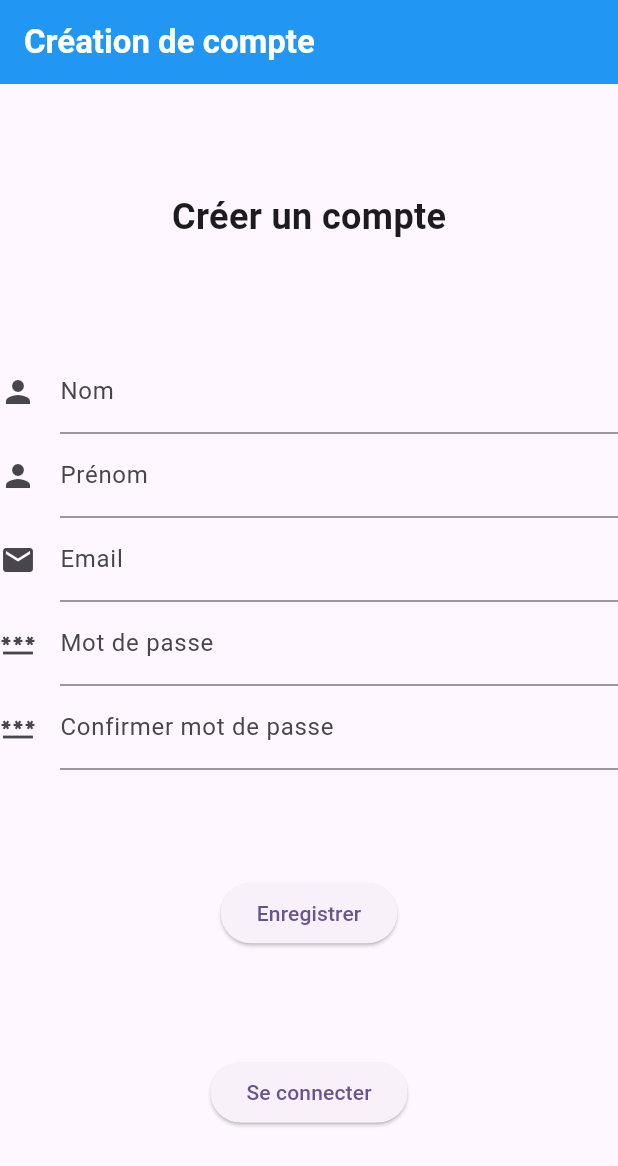
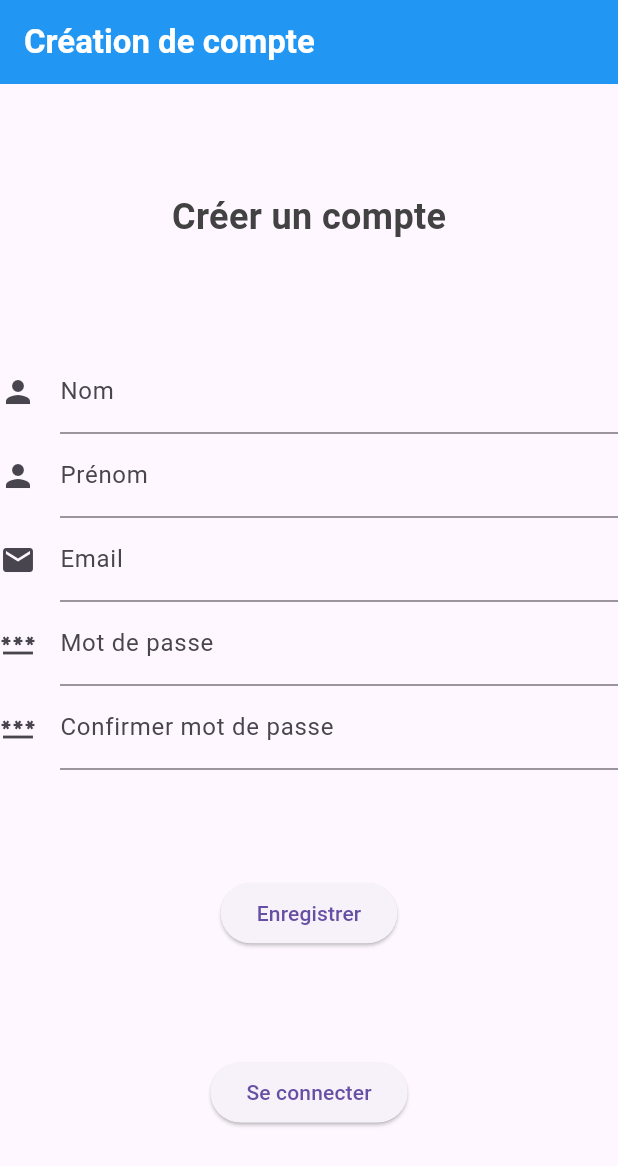
Before and after one commit to peace042005/Tickify, a Flutter app: the screen it shows after launch, on a phone screen of 412 x 824 dp. Shown: the top 1166 px of the screen. Run offline on Flutter 3.47's test engine with Material 3 defaults, Android fonts, the phone set to English and light mode, and no system bars; our stand-ins replace dio, fluttertoast, shared_preferences.

Commit message:
Add: Ajout de la page de connexion et essais de mise en place d'un theme. NOTE: Utiliser ngrok pour la baseUrl

```diff
--- a/lib/data/dio_instande.dart
+++ b/lib/data/dio_instande.dart
@@ -2,11 +2,7 @@ import 'package:dio/dio.dart';
 
 Dio configureDio() {
   final options = BaseOptions(
-    // baseUrl: 'http://192.168.18.196:3030/',
-    baseUrl: 'http://192.168.64.196:8000/api/v1/',
-    // baseUrl: 'http://127.0.0.1:8000/api/v1/',
-    // baseUrl: 'http://10.0.0.2:8000/api/v1/',
-    // baseUrl: 'http://localhost:8000/api/v1/',
+    baseUrl: 'https://939e-197-234-219-36.ngrok-free.app/api/v1/',
     connectTimeout: const Duration(seconds: 30),
     receiveTimeout: const Duration(seconds: 30),
     headers: {
--- a/lib/main.dart
+++ b/lib/main.dart
@@ -1,5 +1,6 @@
 import 'package:flutter/material.dart';
 import 'package:shared_preferences/shared_preferences.dart';
+import 'package:groupe03_application/themes/themes.dart';
 import 'package:groupe03_application/register.dart';
 
 void main() async {
@@ -17,11 +18,10 @@ class MyApp extends StatelessWidget {
   @override
   Widget build(BuildContext context) {
     return MaterialApp(
-      title: 'Flutter Demo',
-      theme: ThemeData(
-        colorScheme: ColorScheme.fromSeed(seedColor: Colors.deepPurple),
-        useMaterial3: true,
-      ),
+      debugShowCheckedModeBanner: false,
+      theme: Themes.lightTheme,
+      darkTheme: Themes.darkTheme,
+      themeMode: ThemeMode.system,
       home: token == "" ? const Register() : const Register(),
     );
   }
--- a/lib/register.dart
+++ b/lib/register.dart
@@ -2,6 +2,7 @@ import 'package:dio/dio.dart';
 import 'package:flutter/material.dart';
 import 'package:fluttertoast/fluttertoast.dart';
 import 'package:groupe03_application/data/services/user_service.dart';
+import 'package:shared_preferences/shared_preferences.dart';
 
 class Register extends StatefulWidget {
   const Register({super.key});
@@ -45,6 +46,12 @@ class _RegisterState extends State<Register> {
         prenomController.clear();
         emailController.clear();
 
+        // Initialiser une instance de shared preference
+        final sharedPref = await SharedPreferences.getInstance();
+
+        // Sauvegerder le token en mémoire
+        sharedPref.setString("token", result.token!);
+
         Fluttertoast.showToast(
           msg: "Utilisateur créé avec succès",
           toastLength: Toast.LENGTH_LONG,
@@ -79,6 +86,7 @@ class _RegisterState extends State<Register> {
 
   @override
   Widget build(BuildContext context) {
+    final Size size = MediaQuery.of(context).size;
     return Scaffold(
       appBar: AppBar(
         title: const Text(
@@ -89,6 +97,7 @@ class _RegisterState extends State<Register> {
           ),
         ),
         backgroundColor: Colors.blue,
+        // titleTextStyle: Theme.of(context).textTheme.titleMedium,
       ),
       body: Column(
         mainAxisAlignment: MainAxisAlignment.spaceEvenly,
--- /dev/null
+++ b/lib/themes/app_color.dart
@@ -0,0 +1,19 @@
+import 'package:flutter/material.dart';
+
+class AppColor {
+  // Neutral color palette for a minimal look
+  static const Color backgroundColor = Color(0xFFF5F5F5); // Light grey
+  static const Color backgroundColorDark = Color(0xFF121212); // Dark grey
+
+  static const Color appBarColor = backgroundColor; // Same as background
+  static const Color appBarColorDark = backgroundColorDark;
+
+  static const Color textColor = Color(0xFF424242); // Dark grey
+  static const Color textColorDark = Color(0xFFFFFFFF); // White
+
+  static const Color accentColor = Color(0xFF6200EA); // Deep purple
+  static const Color accentColorDark = Color(0xFFBB86FC); // Light purple
+
+  static const Color buttonBackgroundColor = backgroundColor;
+  static const Color buttonBackgroundColorDark = backgroundColorDark;
+}
--- /dev/null
+++ b/lib/themes/themes.dart
@@ -0,0 +1,38 @@
+import 'package:flutter/material.dart';
+import 'package:groupe03_application/themes/app_color.dart';
+
+class Themes {
+  static ThemeData lightTheme = ThemeData(
+    primaryColor: AppColor.appBarColor,
+    appBarTheme: const AppBarTheme(
+      backgroundColor: AppColor.appBarColor,
+      iconTheme: IconThemeData(color: AppColor.textColor),
+    ),
+    textTheme: const TextTheme(
+      titleLarge: TextStyle(color: AppColor.textColor), // AppBar title style
+      bodyLarge: TextStyle(color: AppColor.textColor), // Main large body text
+      bodyMedium: TextStyle(color: AppColor.textColor), // Medium body text
+      bodySmall: TextStyle(color: AppColor.textColor), // Small body text
+    ),
+    buttonTheme: const ButtonThemeData(
+      buttonColor: AppColor.buttonBackgroundColor,
+    ),
+  );
+
+  static ThemeData darkTheme = ThemeData(
+    primaryColor: AppColor.appBarColorDark,
+    appBarTheme: AppBarTheme(
+      backgroundColor: AppColor.appBarColorDark,
+      iconTheme: IconThemeData(color: AppColor.textColorDark),
+    ),
+    textTheme: TextTheme(
+      titleLarge: TextStyle(color: AppColor.textColorDark),
+      bodyLarge: TextStyle(color: AppColor.textColorDark),
+      bodyMedium: TextStyle(color: AppColor.textColorDark),
+      bodySmall: TextStyle(color: AppColor.textColorDark),
+    ),
+    buttonTheme: ButtonThemeData(
+      buttonColor: AppColor.buttonBackgroundColorDark,
+    ),
+  );
+}
```
Also changed, not shown: lib/home.dart (added, +15 -0 lines), lib/login.dart (added, +153 -0 lines).
